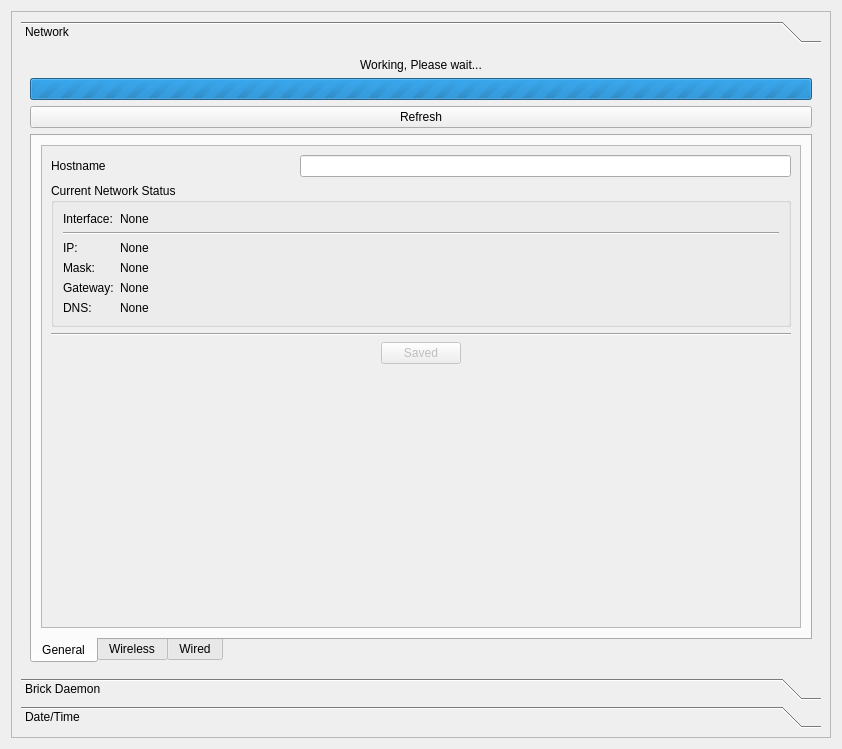
The window that src/brickv/plugin_system/plugins/red/ui/red_tab_settings.ui (Tinkerforge/brickv) describes before a commit, drawn with Qt 5.
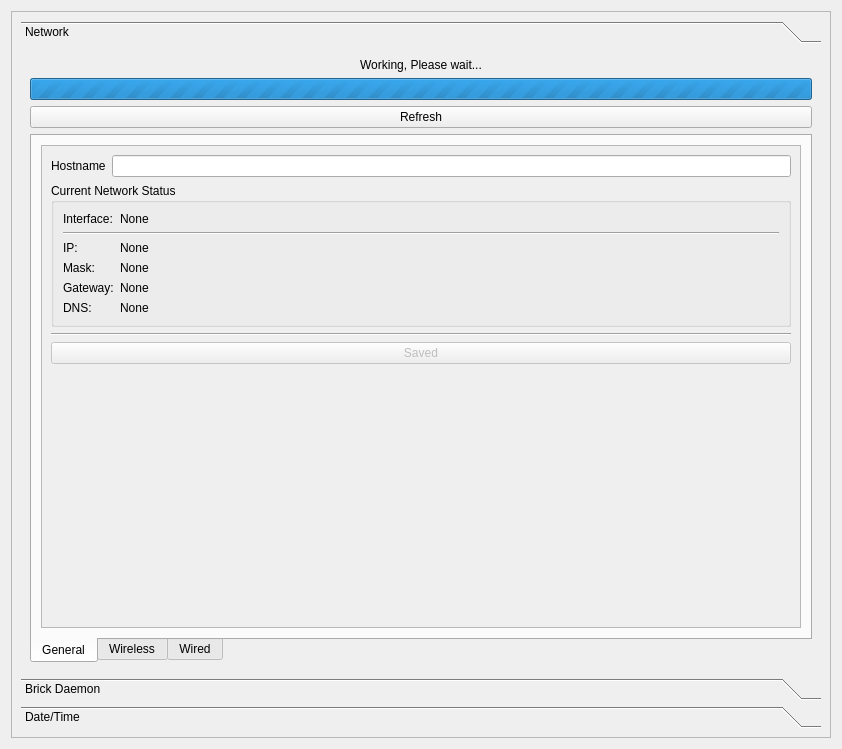
The same window after the commit. The open tabs and pages were chosen to show the change.

Commit message: red-brick: Make buttons full width on settings tab

```diff
--- a/src/brickv/plugin_system/plugins/red/ui/red_tab_settings.ui
+++ b/src/brickv/plugin_system/plugins/red/ui/red_tab_settings.ui
@@ -244,19 +244,6 @@
                     </item>
                     <item row="3" column="0" colspan="3">
                      <layout class="QHBoxLayout" name="horizontalLayout">
-                      <item>
-                       <spacer name="horizontalSpacer_5">
-                        <property name="orientation">
-                         <enum>Qt::Horizontal</enum>
-                        </property>
-                        <property name="sizeHint" stdset="0">
-                         <size>
-                          <width>40</width>
-                          <height>20</height>
-                         </size>
-                        </property>
-                       </spacer>
-                      </item>
                       <item>
                        <widget class="QPushButton" name="pbutton_net_gen_save">
                         <property name="enabled">
@@ -267,23 +254,17 @@
                         </property>
                        </widget>
                       </item>
-                      <item>
-                       <spacer name="horizontalSpacer_2">
-                        <property name="orientation">
-                         <enum>Qt::Horizontal</enum>
-                        </property>
-                        <property name="sizeHint" stdset="0">
-                         <size>
-                          <width>40</width>
-                          <height>20</height>
-                         </size>
-                        </property>
-                       </spacer>
-                      </item>
                      </layout>
                     </item>
                     <item row="0" column="1" colspan="2">
-                     <widget class="QLineEdit" name="ledit_net_gen_hostname"/>
+                     <widget class="QLineEdit" name="ledit_net_gen_hostname">
+                      <property name="sizePolicy">
+                       <sizepolicy hsizetype="Expanding" vsizetype="Fixed">
+                        <horstretch>1</horstretch>
+                        <verstretch>0</verstretch>
+                       </sizepolicy>
+                      </property>
+                     </widget>
                     </item>
                    </layout>
                   </item>
```
Left out of the diff: 119 changed lines with no effect on the pictures.
